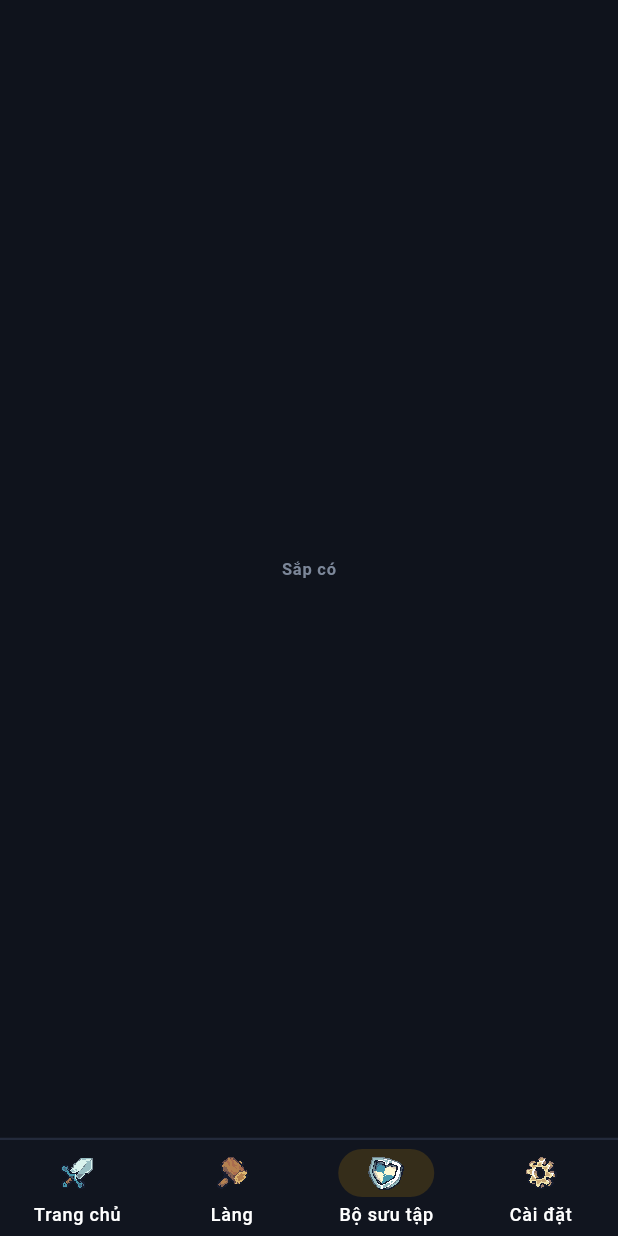
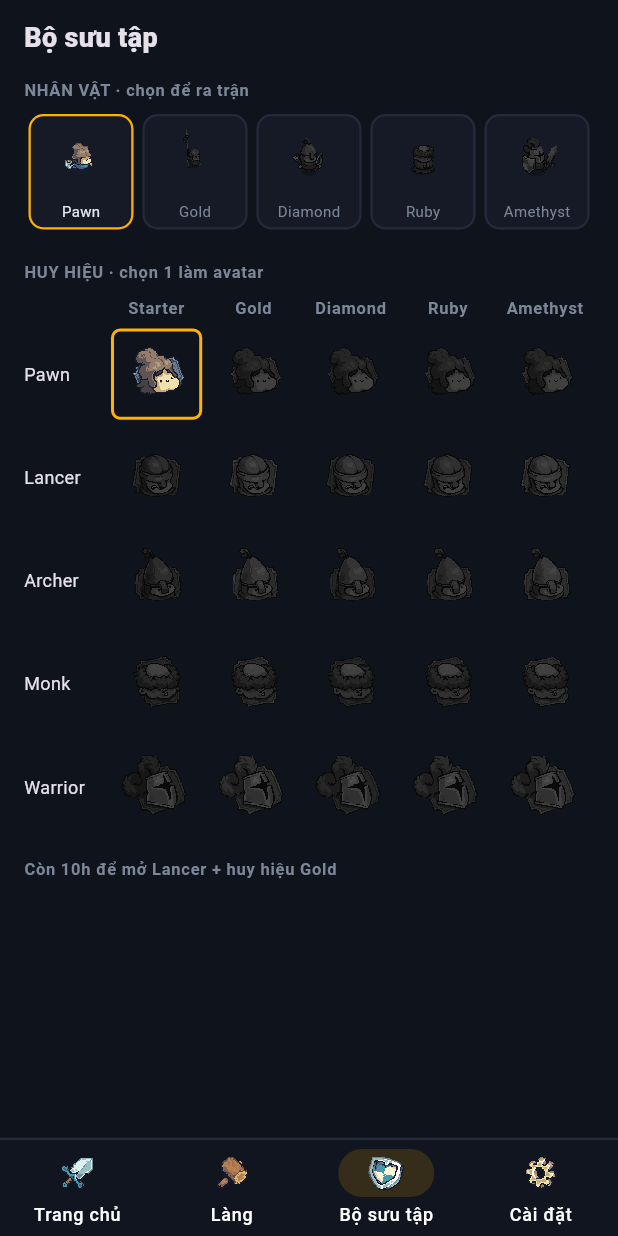
Before and after one commit to Monomee/PRM.Focus-Knight, a Flutter app: the screen it shows after launch, item 3 of the bottom bar chosen, on a phone screen of 412 x 824 dp. Run offline on Flutter 3.47's test engine with Material 3 defaults, Android fonts, the phone set to English and light mode, and no system bars; our stand-ins replace shared_preferences; missing offline and left inert: flutter_foreground_task, flutter_overlay_window, usage_stats.

Commit message:
feat: collection screen for characters and rank badges
Co-Authored-By: Claude Opus 5.5 <noreply@anthropic.com>

```diff
--- /dev/null
+++ b/lib/features/collection/collection_screen.dart
@@ -0,0 +1,105 @@
+import 'package:flutter/material.dart';
+import '../../core/game/player_state.dart';
+import '../../core/game/progression.dart';
+import '../../core/game/sprites.dart';
+import '../../core/widgets/flat_theme.dart';
+import '../../core/widgets/sprite_anim.dart';
+
+/// Characters to take into battle and the 5×5 rank badge grid (pick one as avatar).
+class CollectionScreen extends StatelessWidget {
+  const CollectionScreen({super.key, required this.player, required this.totalFocusSeconds});
+
+  final PlayerState player;
+  final int totalFocusSeconds;
+
+  static const _dim = ColorFilter.matrix([
+    0.1, 0.1, 0.1, 0, 0, //
+    0.1, 0.1, 0.1, 0, 0,
+    0.1, 0.1, 0.1, 0, 0,
+    0, 0, 0, 1, 0,
+  ]);
+
+  @override
+  Widget build(BuildContext context) {
+    final rank = rankForSeconds(totalFocusSeconds);
+    final next = nextRank(rank);
+    return ListenableBuilder(
+      listenable: player,
+      builder: (context, _) => ListView(
+        padding: const EdgeInsets.fromLTRB(16, 12, 16, 24),
+        children: [
+          const Text('Bộ sưu tập', style: TextStyle(fontSize: 18, fontWeight: FontWeight.w800)),
+          const SizedBox(height: 14),
+          const Text('NHÂN VẬT · chọn để ra trận', style: Flat.label),
+          const SizedBox(height: 8),
+          Row(children: [for (final c in GameCharacter.values) Expanded(child: _characterTile(c, rank))]),
+          const SizedBox(height: 20),
+          const Text('HUY HIỆU · chọn 1 làm avatar', style: Flat.label),
+          const SizedBox(height: 8),
+          Row(children: [
+            const SizedBox(width: 56),
+            for (final r in Rank.values)
+              Expanded(child: Text(r.label, textAlign: TextAlign.center, style: Flat.label, maxLines: 1)),
+          ]),
+          for (final c in GameCharacter.values)
+            Padding(
+              padding: const EdgeInsets.only(top: 4),
+              child: Row(children: [
+                SizedBox(width: 56, child: Text(c.label, style: const TextStyle(fontSize: 12))),
+                for (final r in Rank.values) Expanded(child: _badgeTile(c, r, rank)),
+              ]),
+            ),
+          if (next != null) ...[
+            const SizedBox(height: 14),
+            Text(
+              'Còn ${next.thresholdHours - totalFocusSeconds ~/ 3600}h để mở '
+              '${GameCharacter.values[next.index].label} + huy hiệu ${next.label}',
+              style: Flat.label,
+            ),
+          ],
+        ],
+      ),
+    );
+  }
+
+  Widget _characterTile(GameCharacter c, Rank rank) {
+    final unlocked = isCharacterUnlocked(c, rank);
+    final selected = player.selectedCharacter == c;
+    final sprite = SpriteAnim(sheet: characterSprites[c]!.idle, size: 56, playing: unlocked);
+    return GestureDetector(
+      key: Key('char-${c.name}'),
+      onTap: () => player.selectCharacter(c, rank),
+      child: Container(
+        margin: const EdgeInsets.symmetric(horizontal: 3),
+        padding: const EdgeInsets.only(bottom: 4),
+        decoration: Flat.cardBox(borderColor: selected ? Flat.accent : null),
+        child: Column(children: [
+          unlocked ? sprite : ColorFiltered(colorFilter: _dim, child: sprite),
+          Text(unlocked ? c.label : c.unlockRank.label,
+              style: TextStyle(fontSize: 10, color: unlocked ? Flat.text : Flat.muted), maxLines: 1),
+        ]),
+      ),
+    );
+  }
+
+  Widget _badgeTile(GameCharacter c, Rank badge, Rank rank) {
+    final unlocked = isBadgeUnlocked(c, badge, rank);
+    final selected = player.badgeCharacter == c && player.badgeRank == badge;
+    final image = Image.asset(badgeAsset(c, badge), filterQuality: FilterQuality.none);
+    return GestureDetector(
+      key: Key('badge-${c.name}_${badge.name}'),
+      onTap: () => player.selectBadge(c, badge, rank),
+      child: Container(
+        margin: const EdgeInsets.all(2),
+        decoration: BoxDecoration(
+          borderRadius: BorderRadius.circular(6),
+          border: Border.all(color: selected ? Flat.accent : Colors.transparent, width: 2),
+        ),
+        child: AspectRatio(
+          aspectRatio: 1,
+          child: unlocked ? image : ColorFiltered(colorFilter: _dim, child: image),
+        ),
+      ),
+    );
+  }
+}
--- a/lib/features/shell/app_shell.dart
+++ b/lib/features/shell/app_shell.dart
@@ -3,6 +3,7 @@ import '../../core/game/player_state.dart';
 import '../../core/services/overlay_service.dart';
 import '../../core/widgets/flat_theme.dart';
 import '../../core/widgets/sprite_anim.dart';
+import '../collection/collection_screen.dart';
 import '../dashboard/services/focus_history_service.dart';
 import '../focus_session/focus_session_controller.dart';
 import '../home/home_screen.dart';
@@ -49,7 +50,11 @@ class AppShellState extends State<AppShell> {
         onOpenVillage: () => openTab(villageTab),
       ),
       const Center(child: Text('Sắp có', style: Flat.label)),
-      const Center(child: Text('Sắp có', style: Flat.label)),
+      ListenableBuilder(
+        listenable: history,
+        builder: (context, _) =>
+            CollectionScreen(player: widget.player, totalFocusSeconds: history.totalFocusSecondsAllTime),
+      ),
       SettingsScreen(screenTimeTracker: widget.tracker, overlayService: widget.overlay),
     ];
     return Scaffold(
```
Also changed, not shown: 1 other file.
